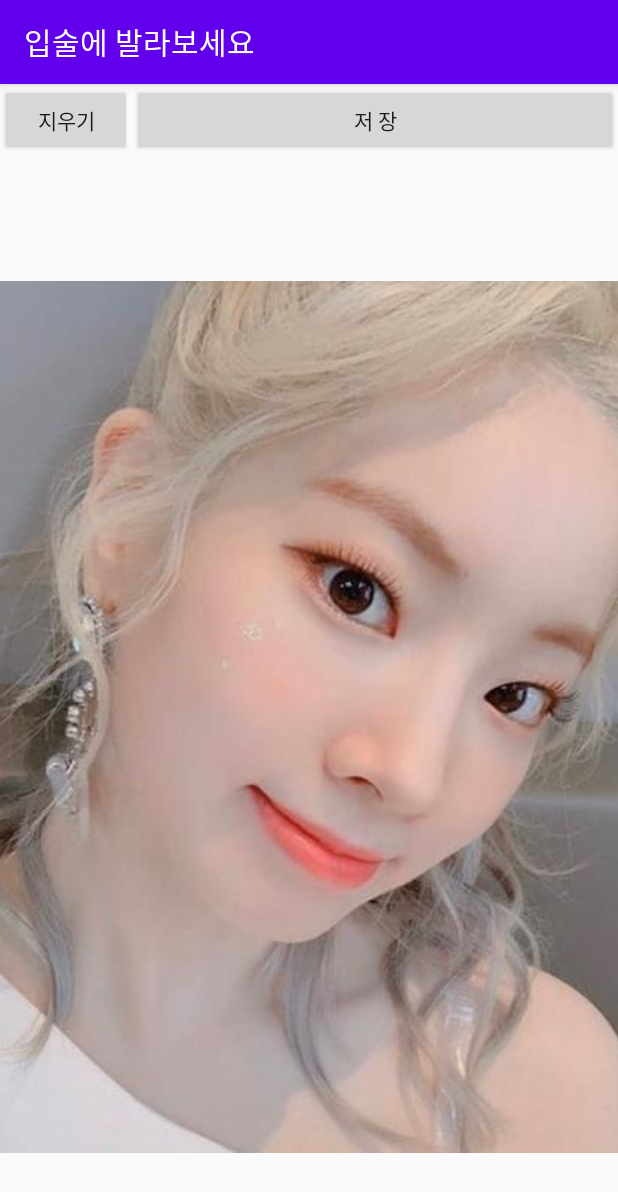
After one commit to CasualK/Lips_Service, an Android app: the used screen opened directly, with no data from a screen before it, on a phone screen of 412 x 824 dp. The commit adds this screen. Shown: the top 1192 px of the screen. Run offline under Robolectric (Android 15) with nearby library versions, the phone set to English and light mode, and no system bars.

Commit message:
기준 립 적용

```diff
--- a/app/src/main/AndroidManifest.xml
+++ b/app/src/main/AndroidManifest.xml
@@ -21,6 +21,8 @@
         <activity android:name=".ifselect"/>
         <activity android:name=".IF"/>
         <activity android:name=".AP" />
+        <activity android:name=".Choice" />
+        <activity android:name=".used" />
         <activity android:name=".ST"/>
 
     </application>
--- /dev/null
+++ b/app/src/main/java/com/example/lips_service/used.java
@@ -0,0 +1,176 @@
+package com.example.lips_service;
+
+import android.content.Context;
+import android.content.Intent;
+import android.content.res.Configuration;
+import android.content.res.Resources;
+import android.graphics.Bitmap;
+import android.graphics.BitmapFactory;
+import android.graphics.Canvas;
+import android.graphics.Paint;
+import android.graphics.Path;
+import android.net.Uri;
+import android.os.Bundle;
+import android.os.Environment;
+import android.view.MotionEvent;
+import android.view.View;
+import android.widget.Button;
+import android.widget.LinearLayout;
+import android.widget.Toast;
+
+import androidx.appcompat.app.AppCompatActivity;
+
+import java.io.File;
+import java.io.FileOutputStream;
+import java.io.IOException;
+
+public class used extends AppCompatActivity {
+
+    Button reset, save;
+    DrawView drawView;
+    Bitmap bb;
+
+    @Override
+    protected void onCreate(Bundle savedInstanceState) {
+        super.onCreate(savedInstanceState);
+        setContentView(R.layout.activity_used);
+        setTitle("입술에 발라보세요");
+
+//        Intent cu = getIntent();
+//        byte[] arr = getIntent().getByteArrayExtra("image");
+//        bb = BitmapFactory.decodeByteArray(arr,0,arr.length);
+//        bb = BitmapFactory.decodeResource(getResources(),R.drawable.dada);
+
+
+        LinearLayout picture = (LinearLayout) findViewById(R.id.picture);
+        drawView = (DrawView) new DrawView(this);
+        picture.addView(drawView);
+
+        clickIcons();
+
+        Resources r = Resources.getSystem();
+        Configuration config = r.getConfiguration();
+        onConfigurationChanged(config);
+    }
+        private void clickIcons() {
+
+
+            reset = (Button) findViewById(R.id.reset);
+            reset.setOnClickListener(new View.OnClickListener() {
+                public void onClick(View v) {
+                    Intent re = getIntent();
+                    finish();
+                    startActivity(re);
+                }
+            });
+
+            save = (Button) findViewById(R.id.save);
+            save.setOnClickListener(new View.OnClickListener() {
+                public void onClick(View v) {
+
+                    View rootView = getWindow().getDecorView();
+
+                    File screenShot = ScreenShot(rootView);
+                    if (screenShot != null) {
+                        sendBroadcast(new Intent(Intent.ACTION_MEDIA_SCANNER_SCAN_FILE, Uri.fromFile(screenShot)));
+                    }
+
+                }
+            });
+        }
+        public File ScreenShot(View view) {
+            drawView.setDrawingCacheEnabled(true);
+
+            Bitmap facesave = drawView.getDrawingCache();
+
+            String filename = "saveface.png";
+            File file = new File(Environment.getExternalStorageDirectory() + "Pictures",filename);
+            FileOutputStream os = null;
+            try {
+                os = new FileOutputStream(file);
+                facesave.compress(Bitmap.CompressFormat.PNG,90,os);
+                os.close();
+                Toast.makeText(this,"저장 완료!", Toast.LENGTH_SHORT).show();
+            }catch (IOException e) {
+                e.printStackTrace();
+                Toast.makeText(this,"파일 에러!", Toast.LENGTH_SHORT).show();
+                return null;
+            }
+            drawView.setDrawingCacheEnabled(false);
+            return file;
+
+        }
+
+
+    public class DrawView extends View {
+
+        private Paint paint = new Paint();
+        private Path path = new Path();
+        private int x, y;
+        String imagePath = null;
+
+        public DrawView(Context context) {
+            super(context);
+        }
+
+        @Override
+        protected void onDraw(Canvas canvas) {
+            super.onDraw(canvas);
+
+            bb = BitmapFactory.decodeResource(getResources(),R.drawable.dada);
+
+            int picX = (this.getWidth() - bb.getWidth()) / 2;
+            int picY = (this.getHeight() - bb.getHeight()) / 2;
+
+            canvas.drawBitmap(bb,picX,picY,null);
+
+            bb.recycle();
+
+            paint.setARGB(80, 250, 30, 55);
+
+            paint.setStyle(Paint.Style.STROKE);
+
+            paint.setStrokeWidth(8);
+
+            canvas.drawPath(path, paint);
+        }
+
+        @Override
+        public boolean onTouchEvent(MotionEvent event) {
+            x = (int) event.getX();
+            y = (int) event.getY();
+
+            switch (event.getAction()) {
+                case MotionEvent.ACTION_DOWN:
+                    path.moveTo(x, y);
+                    break;
+                case MotionEvent.ACTION_MOVE:
+                    x = (int) event.getX();
+                    y = (int) event.getY();
+
+                    path.lineTo(x, y);
+                    break;
+            }
+            invalidate();
+
+            return true;
+        }
+    }
+
+
+    @Override
+    public void onConfigurationChanged(Configuration newConfig) {
+        super.onConfigurationChanged(newConfig);
+
+        switch (newConfig.orientation) {
+            case Configuration.ORIENTATION_LANDSCAPE:
+                Toast.makeText(getApplicationContext(), "가로", Toast.LENGTH_SHORT).show();
+                break;
+            case Configuration.ORIENTATION_PORTRAIT:
+                Toast.makeText(getApplicationContext(), "세로", Toast.LENGTH_SHORT).show();
+                break;
+        }
+    }
+
+
+}
--- a/app/src/main/res/layout/activity_select.xml
+++ b/app/src/main/res/layout/activity_select.xml
@@ -31,7 +31,8 @@
         <Button
             android:layout_width="match_parent"
             android:layout_height="match_parent"
-            android:text="적용"
+            android:text="적용하러가기"
+            android:id="@+id/Gchoice"
             />
     </LinearLayout>
 </LinearLayout>
--- /dev/null
+++ b/app/src/main/res/layout/activity_used.xml
@@ -0,0 +1,44 @@
+<?xml version="1.0" encoding="utf-8"?>
+<LinearLayout
+    xmlns:android="http://schemas.android.com/apk/res/android"
+    xmlns:tools="http://schemas.android.com/tools"
+    xmlns:app="http://schemas.android.com/apk/res-auto"
+    android:layout_width="match_parent"
+    android:layout_height="match_parent"
+    tools:context=".used"
+    android:orientation="vertical">
+
+    <LinearLayout
+        android:layout_width="fill_parent"
+        android:layout_height="0dip"
+        android:layout_weight="1"
+        android:id="@+id/icon"
+        android:layout_gravity="center"
+        tools:ignore="Suspicious0dp">
+
+
+        <Button
+            android:layout_width="wrap_content"
+            android:layout_height="wrap_content"
+            android:id="@+id/reset"
+            android:text="지우기"
+            />
+
+        <Button
+            android:layout_width="match_parent"
+            android:layout_height="wrap_content"
+            android:id="@+id/save"
+            android:text="저 장"
+            />
+
+    </LinearLayout>
+
+    <LinearLayout
+        android:id="@+id/picture"
+        android:layout_width="fill_parent"
+        android:layout_height="0dip"
+        android:layout_weight="9"
+        android:gravity="center"
+        android:orientation="horizontal">
+    </LinearLayout>
+</LinearLayout>
```
Also changed, not shown: app/src/main/java/com/example/lips_service/Choice.java (added, +233 -0 lines), app/src/main/java/com/example/lips_service/select.java (+95 -4 lines), app/src/main/res/layout/activity_choice.xml (added, +56 -0 lines), app/src/main/res/drawable/dada.jpg (added).
